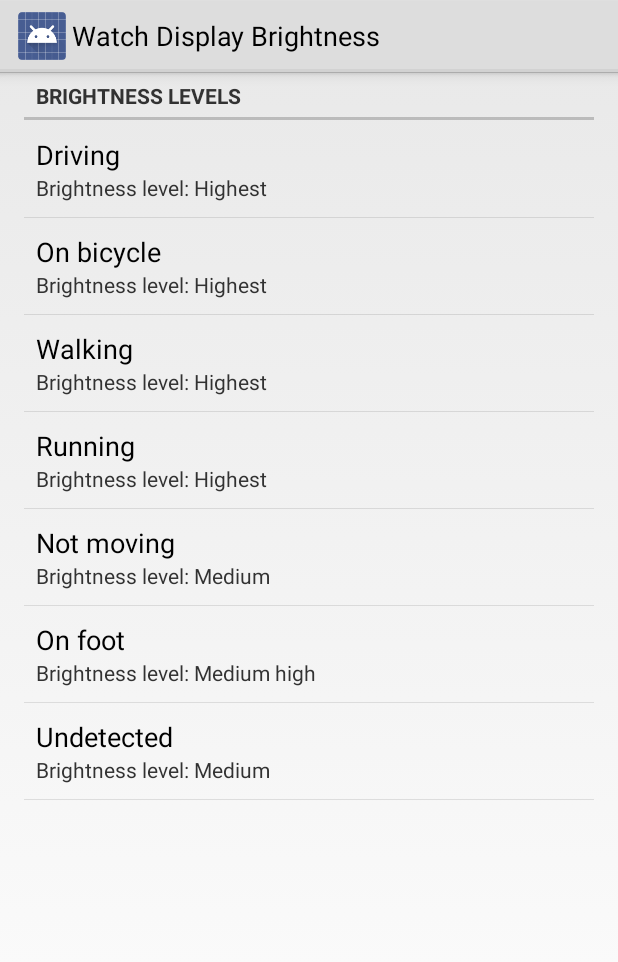
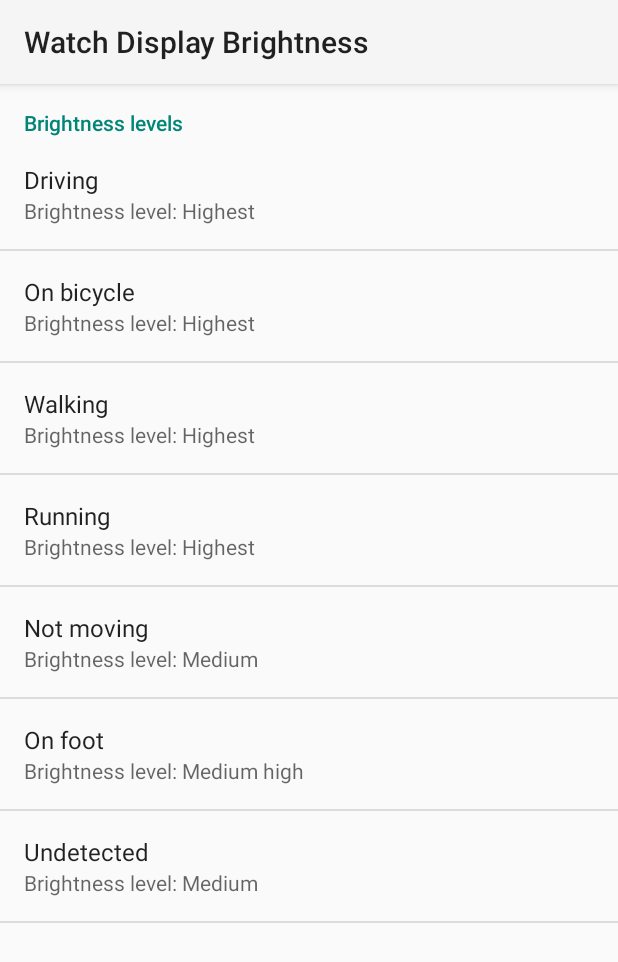
Before and after one commit to velazcod/wear-display-brightness, an Android app: the screen it shows after launch (BrightnessLevelsPreferenceActivity), on a phone screen of 412 x 824 dp. Shown: the top 962 px of the screen. Run offline under Robolectric (Android 15) with nearby library versions, the phone set to English and light mode, and no system bars; 1 statement that could not run was skipped.

Commit message:
Use material theme

```diff
--- a/mobile/src/main/java/com/danvelazco/wear/displaybrightness/BrightnessLevelsPreferenceActivity.java
+++ b/mobile/src/main/java/com/danvelazco/wear/displaybrightness/BrightnessLevelsPreferenceActivity.java
@@ -4,6 +4,7 @@ import android.app.ActionBar;
 import android.app.Activity;
 import android.app.ListFragment;
 import android.content.Intent;
+import android.os.Build;
 import android.os.Bundle;
 import android.preference.ListPreference;
 import android.preference.Preference;
@@ -55,7 +56,15 @@ public class BrightnessLevelsPreferenceActivity extends Activity {
         setContentView(R.layout.activity_fragment_container);
 
         if (actionBar != null) {
-            actionBar.setDisplayOptions(ActionBar.DISPLAY_SHOW_TITLE | ActionBar.DISPLAY_SHOW_HOME);
+            if (Build.VERSION.SDK_INT <= Build.VERSION_CODES.KITKAT) {
+                // Based on the design guidelines, app icon should be shown on ActionBar
+                actionBar.setDisplayOptions(ActionBar.DISPLAY_SHOW_TITLE
+                        | ActionBar.DISPLAY_SHOW_HOME);
+            } else {
+                // Except for Android L, where icon shouldn't be shown
+                actionBar.setDisplayOptions(ActionBar.DISPLAY_SHOW_TITLE);
+            }
+
             actionBar.show();
         }
 
--- /dev/null
+++ b/mobile/src/main/res/values-v21/styles.xml
@@ -0,0 +1,6 @@
+<resources>
+
+    <!-- Base application theme. -->
+    <style name="BaseTheme" parent="android:Theme.Material.Light" />
+
+</resources>
```
